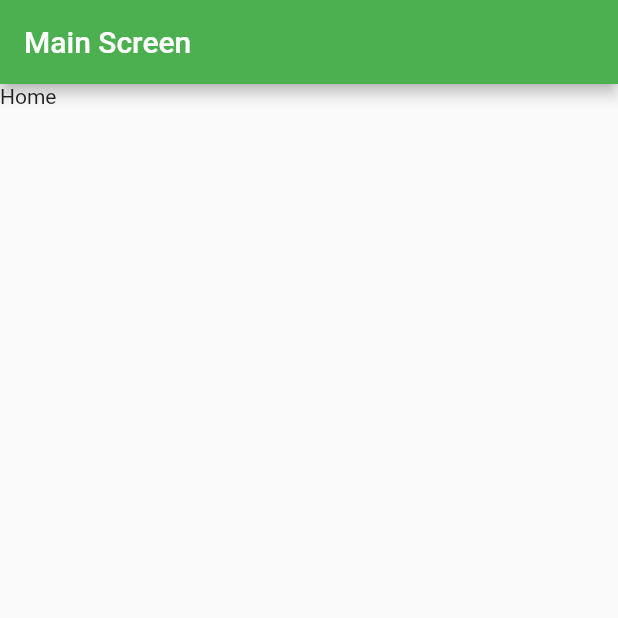
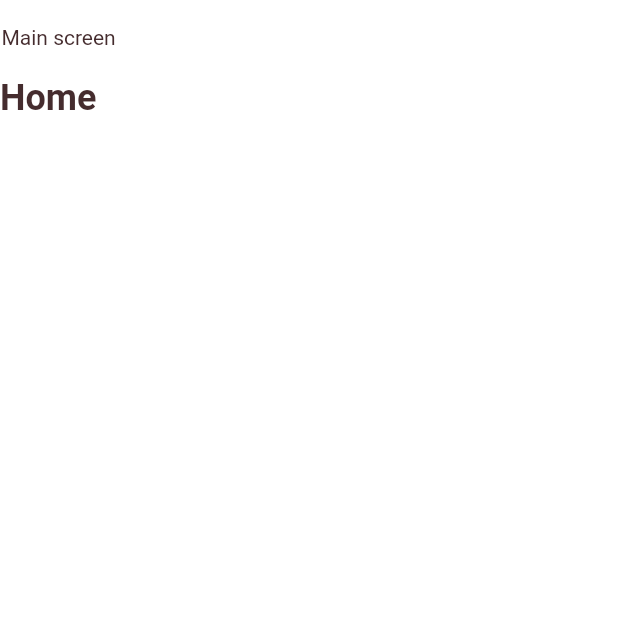
Before and after one commit to AndreiFlorea04/quote-generator, a Flutter app: the screen it shows after launch, on a phone screen of 412 x 824 dp, the top half of it. Run offline on Flutter 3.47's test engine with Material 2 defaults, Android fonts, the phone set to English and light mode, and no system bars; our stand-ins replace flutter_screenutil.

Commit message:
App theme (#3)
* roboto font family added

* google fonts package removed

* app theme created implemented only light theme yet

```diff
--- a/lib/app/app.dart
+++ b/lib/app/app.dart
@@ -1,5 +1,7 @@
 import 'package:flutter/material.dart';
+import 'package:flutter_screenutil/flutter_screenutil.dart';
 import 'package:quote_generator/screens/screens.dart';
+import 'package:quote_generator/theme/theme.dart';
 import 'package:quote_generator/translations/translations.dart';
 
 class QuoteGeneratorApp extends StatelessWidget {
@@ -7,15 +9,18 @@ class QuoteGeneratorApp extends StatelessWidget {
 
   @override
   Widget build(BuildContext context) {
+    return ScreenUtilInit(
+      designSize: const Size(375, 812),
+      builder: (context, child) {
         return MaterialApp(
           debugShowCheckedModeBanner: false,
           title: 'Quote Generator APP',
-      theme: ThemeData(
-        primarySwatch: Colors.green,
-      ),
+          theme: QuoteGeneratorTheme.lightTheme,
           localizationsDelegates: AppLocalizations.localizationsDelegates,
           supportedLocales: AppLocalizations.supportedLocales,
           home: const MainScreen(),
         );
+      },
+    );
   }
 }
--- a/lib/screens/main_screen.dart
+++ b/lib/screens/main_screen.dart
@@ -8,11 +8,14 @@ class MainScreen extends StatelessWidget {
   Widget build(BuildContext context) {
     return Scaffold(
       appBar: AppBar(
-        title: const Text('Main Screen'),
+        title: const Text('Main screen'),
       ),
       body: Column(
         children: [
-          Text(context.l10n.nav_bar_home),
+          Text(
+            context.l10n.nav_bar_home,
+            style: Theme.of(context).textTheme.headlineLarge,
+          ),
         ],
       ),
     );
--- /dev/null
+++ b/lib/theme/theme.dart
@@ -0,0 +1,140 @@
+import 'package:flutter/material.dart';
+
+class QuoteGeneratorTheme {
+  static final lightTheme = ThemeData(
+    useMaterial3: true,
+    colorScheme: _ColorScheme._lightColorScheme,
+    textTheme: _TextTheme._textTheme,
+    fontFamily: 'Roboto',
+    appBarTheme: _AppBarTheme._appBarTheme,
+    scaffoldBackgroundColor: _ColorScheme._lightColorScheme.background,
+  );
+}
+
+class _AppBarTheme {
+  static const _appBarTheme = AppBarTheme(
+    toolbarHeight: 50,
+    backgroundColor: _QuoteGeneratorColors.white,
+    titleTextStyle: TextStyle(color: _QuoteGeneratorColors.brown),
+    shadowColor: Colors.transparent,
+    titleSpacing: 1,
+    actionsIconTheme: IconThemeData(color: _QuoteGeneratorColors.brown),
+  );
+}
+
+class _ColorScheme {
+  static const _lightColorScheme = ColorScheme(
+    brightness: Brightness.light,
+    primary: _QuoteGeneratorColors.lightPink,
+    onPrimary: _QuoteGeneratorColors.lightOrange,
+    secondary: _QuoteGeneratorColors.veryLightPink,
+    onSecondary: _QuoteGeneratorColors.veryLightPink,
+    tertiaryContainer: _QuoteGeneratorColors.white,
+    onTertiaryContainer: _QuoteGeneratorColors.white,
+    error: _QuoteGeneratorColors.red,
+    onError: _QuoteGeneratorColors.white,
+    background: _QuoteGeneratorColors.white,
+    onBackground: _QuoteGeneratorColors.white,
+    surface: _QuoteGeneratorColors.white,
+    onSurface: _QuoteGeneratorColors.black,
+  );
+}
+
+class _TextTheme {
+  static const _textTheme = TextTheme(
+    ///DISPLAY
+    displayLarge: TextStyle(
+      fontSize: 32,
+      fontWeight: FontWeight.w700,
+      color: _QuoteGeneratorColors.brown,
+    ),
+    displayMedium: TextStyle(
+      fontSize: 28,
+      fontWeight: FontWeight.w700,
+      color: _QuoteGeneratorColors.brown,
+    ),
+    displaySmall: TextStyle(
+      fontSize: 24,
+      fontWeight: FontWeight.w700,
+      color: _QuoteGeneratorColors.brown,
+    ),
+
+    //HEADLINE
+    headlineLarge: TextStyle(
+      fontSize: 24,
+      fontWeight: FontWeight.w700,
+      color: _QuoteGeneratorColors.brown,
+    ),
+    headlineMedium: TextStyle(
+      fontSize: 21,
+      fontWeight: FontWeight.w700,
+      color: _QuoteGeneratorColors.brown,
+    ),
+    headlineSmall: TextStyle(
+      fontSize: 18,
+      fontWeight: FontWeight.w700,
+      color: _QuoteGeneratorColors.brown,
+    ),
+
+    //TITLE
+    titleLarge: TextStyle(
+      fontSize: 16,
+      fontWeight: FontWeight.w700,
+      color: _QuoteGeneratorColors.brown,
+    ),
+    titleMedium: TextStyle(
+      fontSize: 14,
+      fontWeight: FontWeight.w700,
+      color: _QuoteGeneratorColors.brown,
+    ),
+    titleSmall: TextStyle(
+      fontSize: 12,
+      fontWeight: FontWeight.w700,
+      color: _QuoteGeneratorColors.brown,
+    ),
+
+    //BODY
+    bodyLarge: TextStyle(
+      fontSize: 14,
+      fontWeight: FontWeight.w400,
+      color: _QuoteGeneratorColors.brown,
+    ),
+    bodyMedium: TextStyle(
+      fontSize: 12,
+      fontWeight: FontWeight.w400,
+      color: _QuoteGeneratorColors.brown,
+    ),
+    bodySmall: TextStyle(
+      fontSize: 10,
+      fontWeight: FontWeight.w400,
+      color: _QuoteGeneratorColors.brown,
+    ),
+
+    //LABEL
+    labelLarge: TextStyle(
+      fontSize: 14,
+      fontWeight: FontWeight.w400,
+      color: _QuoteGeneratorColors.brown,
+    ),
+    labelMedium: TextStyle(
+      fontSize: 12,
+      fontWeight: FontWeight.w400,
+      color: _QuoteGeneratorColors.brown,
+    ),
+    labelSmall: TextStyle(
+      fontSize: 10,
+      fontWeight: FontWeight.w400,
+      color: _QuoteGeneratorColors.brown,
+    ),
+  );
+}
+
+class _QuoteGeneratorColors {
+  static const Color lightPink = Color(0xffF0CAC0);
+  static const Color lightOrange = Color(0xffF0CAC0);
+  static const Color veryLightPink = Color(0xffFEEAE6);
+  static const Color brown = Color(0xff452C2E);
+  static const Color black = Colors.black;
+  static const Color white = Colors.white;
+  static const Color red = Colors.red;
+}
```
Also changed, not shown: pubspec.yaml (+30 -31 lines), assets/fonts/Roboto-Black.ttf (added), assets/fonts/Roboto-BlackItalic.ttf (added), assets/fonts/Roboto-Bold.ttf (added), assets/fonts/Roboto-BoldItalic.ttf (added), assets/fonts/Roboto-Italic.ttf (added), assets/fonts/Roboto-Light.ttf (added), assets/fonts/Roboto-LightItalic.ttf (added), assets/fonts/Roboto-Medium.ttf (added), assets/fonts/Roboto-MediumItalic.ttf (added), assets/fonts/Roboto-Regular.ttf (added), assets/fonts/Roboto-Thin.ttf (added), assets/fonts/Roboto-ThinItalic.ttf (added), pubspec.lock. Lines whose indentation alone changed are shown as unchanged.
